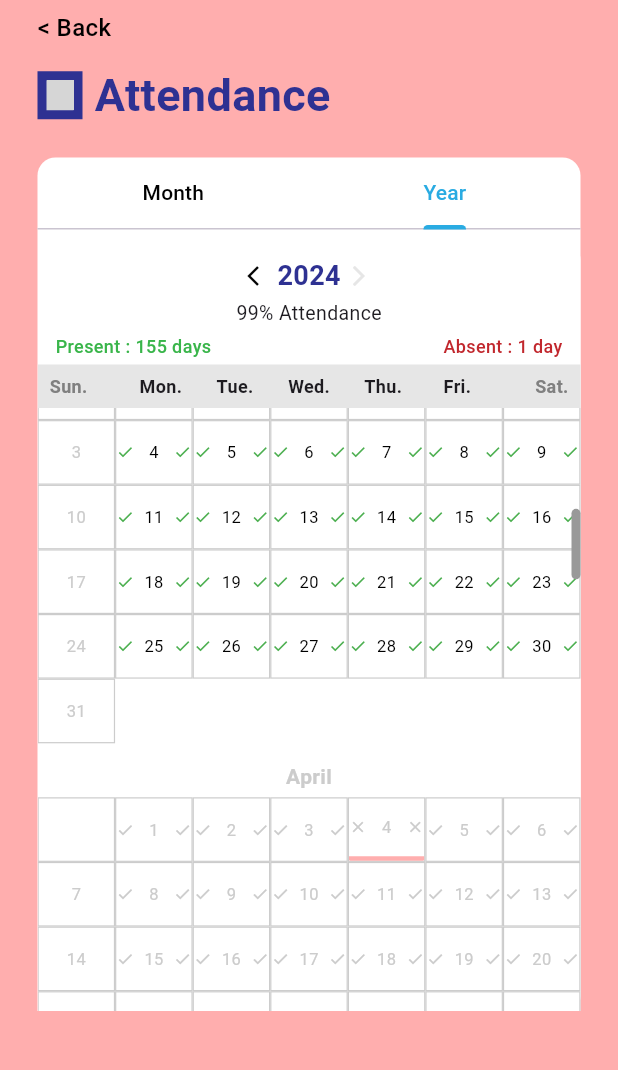
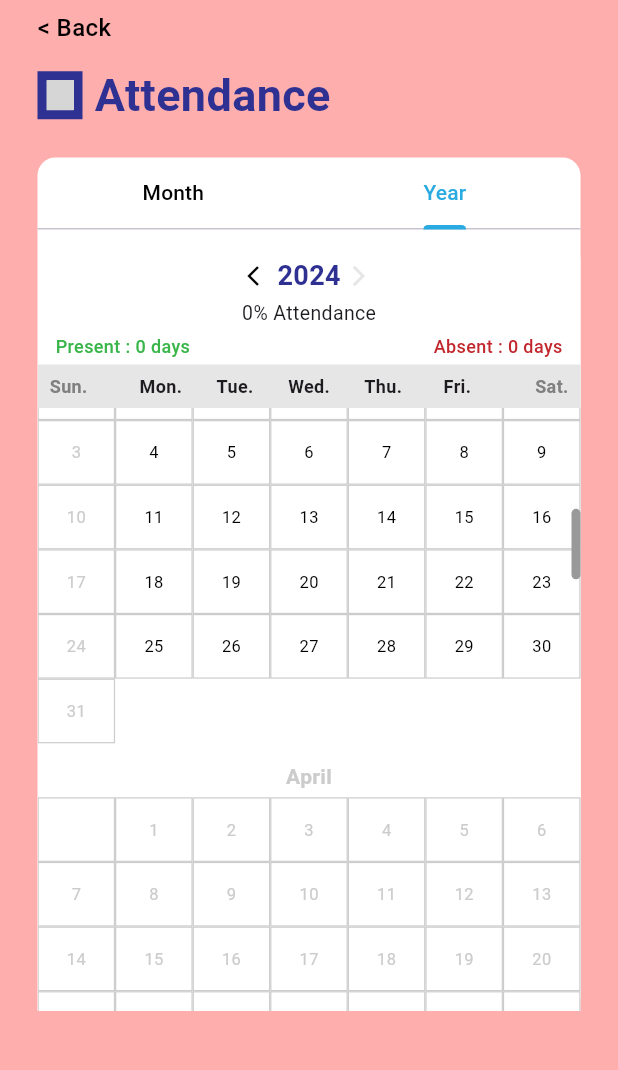
Before and after one commit to Sathiya-Developer007/EDLive-SchoolApp, a Flutter app: the StudentAttendancePage screen opened directly, tab 2 chosen, scrolled down 576 dp, after a tap on the "arrow back ios" icon, on a phone screen of 412 x 824 dp, the part 150-1220 px from its top. Run offline on Flutter 3.47's test engine with Material 3 defaults, Android fonts, the phone set to English and light mode, and no system bars; our stand-ins replace flutter_local_notifications, flutter_svg, shared_preferences; accounts and stored records are empty; network calls fail; grey boxes are pictures that could not be loaded.

Commit message:
Update student_attendance_page.dart

```diff
--- a/lib/screens/students/student_attendance_page.dart
+++ b/lib/screens/students/student_attendance_page.dart
@@ -111,7 +111,7 @@ class _StudentAttendancePageState extends State<StudentAttendancePage> {
                               child: TabBarView(
                                 children: [
                                   AttendanceDailyTab(studentId: widget.studentId),
-                                  AttendanceCalendarTab(),
+                                  AttendanceCalendarTab(studentId: widget.studentId),
                                 ],
                               ),
                             ),
@@ -391,7 +391,9 @@ class _AttendanceDailyTabState extends State<AttendanceDailyTab> {
 }
 
 class AttendanceCalendarTab extends StatefulWidget {
-  const AttendanceCalendarTab({super.key});
+  final int studentId;
+
+  const AttendanceCalendarTab({super.key, required this.studentId});
 
   @override
   State<AttendanceCalendarTab> createState() => _AttendanceCalendarTabState();
@@ -400,45 +402,62 @@ class AttendanceCalendarTab extends StatefulWidget {
 class _AttendanceCalendarTabState extends State<AttendanceCalendarTab> {
   final ScrollController _scrollController = ScrollController();
   int _highlightedMonthIndex = 0;
+  int selectedYear = DateTime.now().year;
+  Map<String, StudentAttendanceMonth> _yearlyData = {};
+  bool _isLoading = true;
 
   final List<String> _months = [
     'January', 'February', 'March', 'April', 'May', 'June',
     'July', 'August', 'September', 'October', 'November', 'December',
   ];
 
-  final Map<String, List<int>> _absentDaysMap = {
-    'January': [2, 9],
-    'February': [12],
-    'March': [],
-    'April': [4],
-    'May': [5, 6],
-    'June': [],
-    'July': [2],
-    'August': [],
-    'September': [3],
-    'October': [],
-    'November': [2, 11],
-    'December': [25],
-  };
+  @override
+  void initState() {
+    super.initState();
+    _scrollController.addListener(_onScroll);
+    _fetchYearlyAttendance();
+  }
 
-  int selectedYear = DateTime.now().year;
+  Future<void> _fetchYearlyAttendance() async {
+    setState(() => _isLoading = true);
+    try {
+      final Map<String, StudentAttendanceMonth> yearlyData = {};
+
+      for (int month = 1; month <= 12; month++) {
+        final startDate = DateTime(selectedYear, month, 1);
+        final endDate = DateTime(selectedYear, month + 1, 0);
+
+        final data = await StudentAttendanceService().fetchMonthlyAttendance(
+          studentId: widget.studentId,
+          startDate: DateFormat('yyyy-MM-dd').format(startDate),
+          endDate: DateFormat('yyyy-MM-dd').format(endDate),
+        );
+
+        yearlyData[_months[month - 1]] = data;
+      }
+
+      setState(() {
+        _yearlyData = yearlyData;
+        _isLoading = false;
+      });
+    } catch (e) {
+      print("Error fetching yearly attendance: $e");
+      setState(() => _isLoading = false);
+    }
+  }
 
   void _goToPreviousYear() {
     setState(() {
       selectedYear--;
     });
+    _fetchYearlyAttendance();
   }
 
   void _goToNextYear() {
     setState(() {
       selectedYear++;
     });
-  }
-
-  @override
-  void initState() {
-    super.initState();
-    _scrollController.addListener(_onScroll);
+    _fetchYearlyAttendance();
   }
 
   void _onScroll() {
@@ -452,14 +471,30 @@ class _AttendanceCalendarTabState extends State<AttendanceCalendarTab> {
     }
   }
 
-  @override
-  void dispose() {
-    _scrollController.dispose();
-    super.dispose();
+  // Calculate yearly summary
+  Map<String, int> get _yearlySummary {
+    int totalPresent = 0;
+    int totalAbsent = 0;
+    int totalDays = 0;
+
+    _yearlyData.forEach((month, data) {
+      totalPresent += int.parse(data.totalPresent);
+      totalAbsent += int.parse(data.totalAbsent);
+      totalDays += int.parse(data.totalDays);
+    });
+
+    return {
+      'totalPresent': totalPresent,
+      'totalAbsent': totalAbsent,
+      'totalDays': totalDays,
+      'percentage': totalDays > 0 ? ((totalPresent / totalDays) * 100).round() : 0,
+    };
   }
 
   @override
   Widget build(BuildContext context) {
+    final summary = _yearlySummary;
+
     return Padding(
       padding: const EdgeInsets.only(top: 10),
       child: Container(
@@ -497,18 +532,27 @@ class _AttendanceCalendarTabState extends State<AttendanceCalendarTab> {
                     ],
                   ),
                   const SizedBox(height: 2),
-                  const Text('99% Attendance', style: TextStyle(fontSize: 13)),
+                  Text(
+                    '${summary['percentage']}% Attendance',
+                    style: const TextStyle(fontSize: 13),
+                  ),
                   const SizedBox(height: 4),
-                  const Row(
+                  Row(
                     mainAxisAlignment: MainAxisAlignment.spaceBetween,
                     children: [
                       Text(
-                        'Present : 155 days',
-                        style: TextStyle(color: Color(0xFF39B54A), fontWeight: FontWeight.w500, fontSize: 12),
+                        'Present : ${summary['totalPresent']} days',
+                        style: const TextStyle(
+                          color: Color(0xFF39B54A),
+                          fontWeight: FontWeight.w500,
+                          fontSize: 12),
                       ),
                       Text(
-                        'Absent : 1 day',
-                        style: TextStyle(color: Color(0xFFC1272D), fontWeight: FontWeight.w500, fontSize: 12),
+                        'Absent : ${summary['totalAbsent']} days',
+                        style: const TextStyle(
+                          color: Color(0xFFC1272D),
+                          fontWeight: FontWeight.w500,
+                          fontSize: 12),
                       ),
                     ],
                   ),
@@ -590,7 +634,9 @@ class _AttendanceCalendarTabState extends State<AttendanceCalendarTab> {
               ),
             ),
             Expanded(
-              child: Container(
+              child: _isLoading
+                  ? const Center(child: CircularProgressIndicator())
+                  : Container(
                       decoration: BoxDecoration(
                         color: Colors.white,
                         borderRadius: BorderRadius.circular(10),
@@ -607,9 +653,18 @@ class _AttendanceCalendarTabState extends State<AttendanceCalendarTab> {
                           itemCount: _months.length,
                           itemBuilder: (context, index) {
                             final monthName = _months[index];
-                      final absentDays = _absentDaysMap[monthName] ?? [];
+                            final monthData = _yearlyData[monthName];
                             final isHighlighted = index == _highlightedMonthIndex;
-                      return buildMonthGrid(monthName, absentDays, isHighlighted);
+
+                            // Get absent days from the API data
+                            final absentDays = _getAbsentDaysForMonth(monthName);
+
+                            return buildMonthGrid(
+                              monthName: monthName,
+                              isHighlighted: isHighlighted,
+                              monthData: monthData,
+                              absentDays: absentDays,
+                            );
                           },
                         ),
                       ),
@@ -621,11 +676,40 @@ class _AttendanceCalendarTabState extends State<AttendanceCalendarTab> {
     );
   }
 
-  Widget buildMonthGrid(String monthName, List<int> absentDays, bool isHighlighted) {
+  List<int> _getAbsentDaysForMonth(String monthName) {
+    final monthData = _yearlyData[monthName];
+    if (monthData == null) return [];
+
+    final absentDays = <int>[];
+    final monthIndex = _months.indexOf(monthName) + 1;
+    final daysInMonth = DateTime(selectedYear, monthIndex + 1, 0).day;
+    final formatter = DateFormat('yyyy-MM-dd');
+
+    for (int day = 1; day <= daysInMonth; day++) {
+      final date = DateTime(selectedYear, monthIndex, day);
+      final dateKey = formatter.format(date);
+      final attendance = monthData.dailyAttendance[dateKey];
+
+      if (attendance != null &&
+          (!attendance.morningPresent || !attendance.afternoonPresent)) {
+        absentDays.add(day);
+      }
+    }
+
+    return absentDays;
+  }
+
+Widget buildMonthGrid({
+  required String monthName,
+  required bool isHighlighted,
+  required StudentAttendanceMonth? monthData,
+  required List<int> absentDays,
+}) {
   int monthIndex = _months.indexOf(monthName) + 1;
   int totalDays = DateTime(selectedYear, monthIndex + 1, 0).day;
   int startWeekday = DateTime(selectedYear, monthIndex, 1).weekday % 7;
   int totalBoxes = totalDays + startWeekday;
+  final formatter = DateFormat('yyyy-MM-dd');
 
   return Padding(
     padding: const EdgeInsets.symmetric(vertical: 6),
@@ -660,9 +744,15 @@ class _AttendanceCalendarTabState extends State<AttendanceCalendarTab> {
             }
 
             int day = index - startWeekday + 1;
-              bool isAbsent = absentDays.contains(day);
             int weekDay = (index % 7);
             bool isSunday = weekDay == 0;
+
+            final date = DateTime(selectedYear, monthIndex, day);
+            final dateKey = formatter.format(date);
+            final attendance = monthData?.dailyAttendance[dateKey];
+            final bool? morningPresent = attendance?.morningPresent;
+            final bool? afternoonPresent = attendance?.afternoonPresent;
+            bool isAbsent = absentDays.contains(day);
 
             return Container(
               decoration: BoxDecoration(
@@ -676,40 +766,61 @@ class _AttendanceCalendarTabState extends State<AttendanceCalendarTab> {
                         ? Center(
                             child: Text(
                               day.toString(),
-                                style: const TextStyle(fontSize: 11, color: Color(0xFFCCCCCC)),
+                              style: const TextStyle(
+                                fontSize: 11,
+                                color: Color(0xFFCCCCCC)
+                              ),
                             ),
                           )
-                          : Row(
-                              mainAxisAlignment: MainAxisAlignment.spaceBetween,
+                        : Column(
+                            mainAxisAlignment: MainAxisAlignment.center,
                             children: [
+                              // Morning attendance (left side)
+                              Row(
+                                mainAxisAlignment: MainAxisAlignment.start,
+                                children: [
+                                  const SizedBox(width: 2),
+                                  if (morningPresent != null)
                                     Icon(
-                                  isAbsent ? Icons.close : Icons.check,
-                                  size: 12,
-                                  color: isAbsent
-                                      ? (isHighlighted ? Colors.red : const Color(0xFFCCCCCC))
-                                      : isHighlighted
+                                      morningPresent ? Icons.check : Icons.close,
+                                      size: 10,
+                                      color: morningPresent
                                         ? Colors.green
+                                        : Colors.red,
+                                    ),
+                                ],
+                              ),
+                              // Day number
+                              Text(
+                                day.toString(),
+                                style: TextStyle(
+                                  fontSize: 11,
+                                  color: isHighlighted
+                                    ? Colors.black
                                     : const Color(0xFFCCCCCC),
                                 ),
-                                Text(
-                                  day.toString(),
-                                  style: TextStyle(fontSize: 11, color: isHighlighted ? Colors.black : const Color(0xFFCCCCCC)),
                               ),
+                              // Afternoon attendance (right side)
+                              Row(
+                                mainAxisAlignment: MainAxisAlignment.end,
+                                children: [
+                                  if (afternoonPresent != null)
                                     Icon(
-                                  isAbsent ? Icons.close : Icons.check,
-                                  size: 12,
-                                  color: isAbsent
-                                      ? (isHighlighted ? Colors.red : const Color(0xFFCCCCCC))
-                                      : isHighlighted
+                                      afternoonPresent ? Icons.check : Icons.close,
+                                      size: 10,
+                                      color: afternoonPresent
                                         ? Colors.green
-                                          : const Color(0xFFCCCCCC),
+                                        : Colors.red,
+                                    ),
+                                  const SizedBox(width: 2),
+                                ],
                               ),
                             ],
                           ),
                   ),
                   if (isAbsent && !isSunday)
                     Container(
-                        height: 3,
+                      height: 2,
                       width: double.infinity,
                       decoration: const BoxDecoration(
                         color: Color(0xFFFFAEAE),
```
Lines whose indentation alone changed are shown as unchanged.
